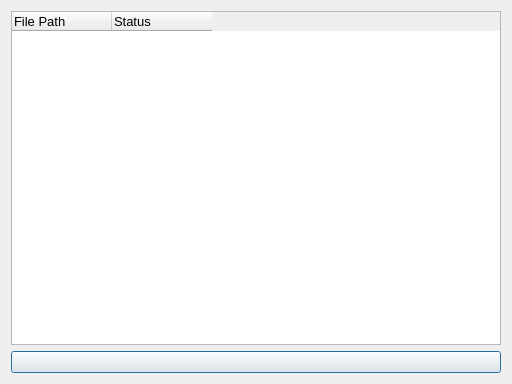
ZXfkSIE/ThousandPlayer, file source/ui/playlistwindow/tp_replaygainscanprogress.ui: the form before one commit.
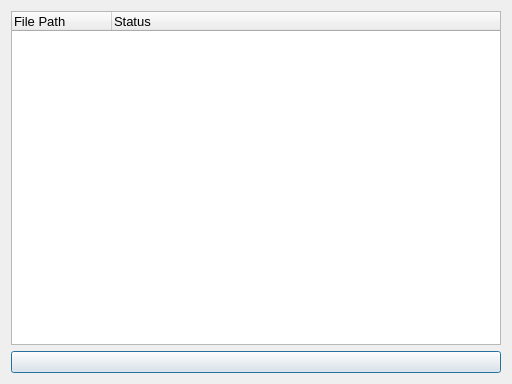
The form after the commit.

Patch:
```diff
--- a/source/ui/playlistwindow/tp_replaygainscanprogress.ui
+++ b/source/ui/playlistwindow/tp_replaygainscanprogress.ui
@@ -16,6 +16,12 @@
   <layout class="QVBoxLayout" name="verticalLayout">
    <item>
     <widget class="QTableWidget" name="tableWidget">
+     <attribute name="horizontalHeaderStretchLastSection">
+      <bool>true</bool>
+     </attribute>
+     <attribute name="verticalHeaderVisible">
+      <bool>false</bool>
+     </attribute>
      <column>
       <property name="text">
        <string>File Path</string>
```
